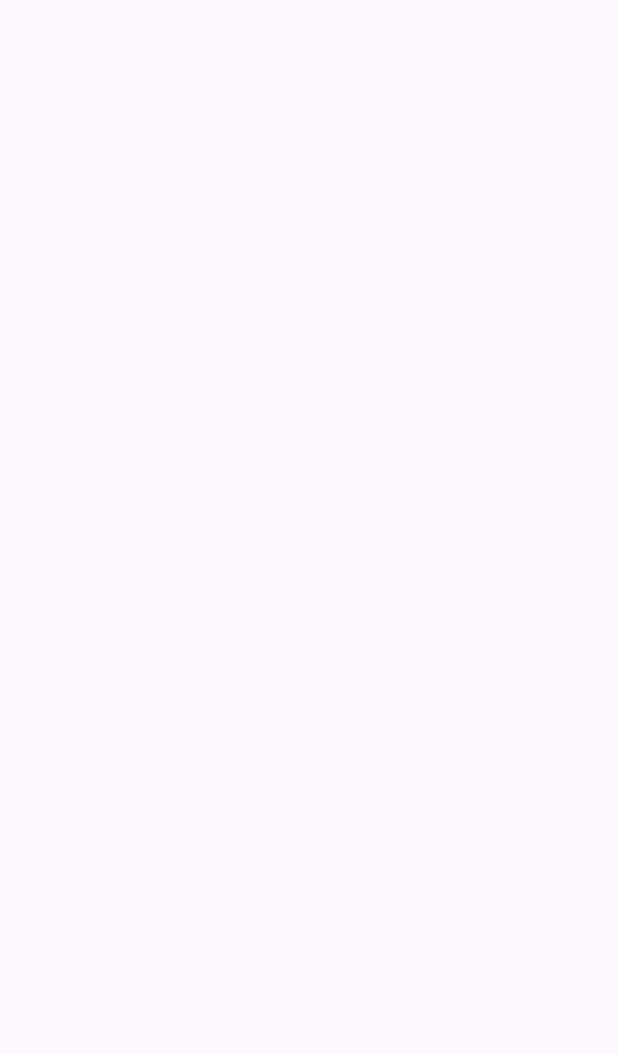
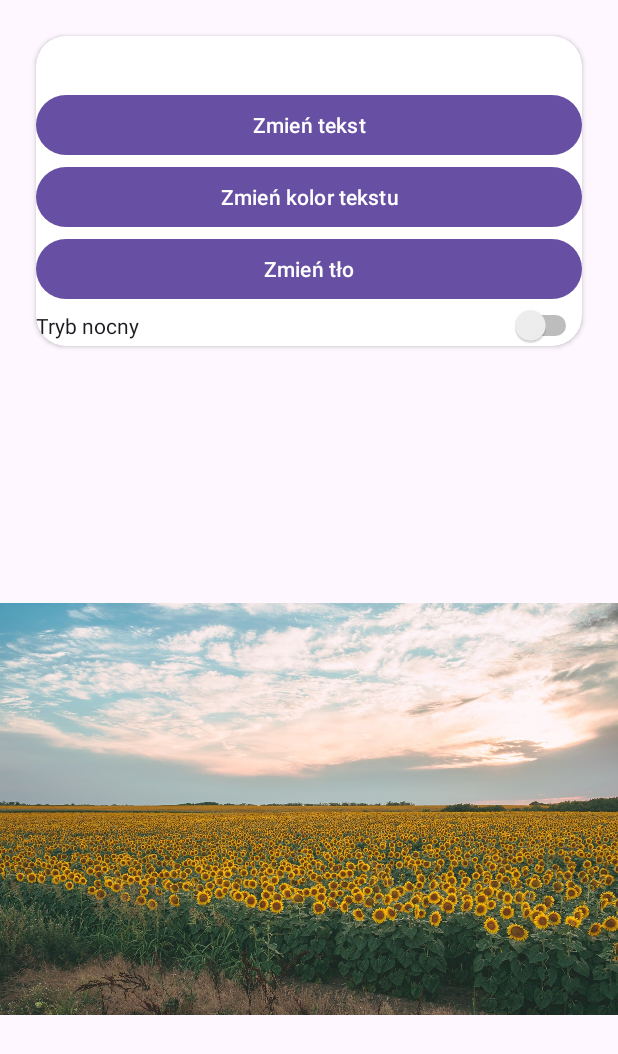
Before and after one commit to Mateusz-34/ZmieniaczTla, an Android app: the screen it shows after launch (MainActivity), on a phone screen of 412 x 824 dp. Before the commit the part shown is empty. Shown: the top 1054 px of the screen. Run offline under Robolectric (Android 15) with nearby library versions, the phone set to English and light mode, and no system bars.

Commit message:
Stworzenie interfejsu uzytkownika zgodnie z plikiem pdf

```diff
--- a/app/build.gradle.kts
+++ b/app/build.gradle.kts
@@ -37,6 +37,7 @@ dependencies {
     implementation(libs.material)
     implementation(libs.activity)
     implementation(libs.constraintlayout)
+    implementation(libs.cardview)
     testImplementation(libs.junit)
     androidTestImplementation(libs.ext.junit)
     androidTestImplementation(libs.espresso.core)
--- a/app/src/main/res/layout/activity_main.xml
+++ b/app/src/main/res/layout/activity_main.xml
@@ -6,4 +6,61 @@
     android:layout_width="match_parent"
     android:layout_height="match_parent"
     android:orientation="vertical"
-    tools:context=".MainActivity" />
+    tools:context=".MainActivity" >
+
+    <androidx.cardview.widget.CardView
+        android:id="@+id/MaterialCardView"
+        android:layout_width="match_parent"
+        android:layout_height="wrap_content"
+        android:layout_margin="24dp"
+        app:cardCornerRadius="20dp"
+        app:srcCompat="@color/card_bg" >
+
+        <LinearLayout
+            android:layout_width="match_parent"
+            android:layout_height="match_parent"
+            android:orientation="vertical">
+
+            <TextView
+                android:id="@+id/tvText"
+                android:layout_width="match_parent"
+                android:layout_height="wrap_content"
+                android:textAlignment="center"
+                android:textSize="26sp"
+                android:textStyle="bold"
+                android:textColor="@color/text_color"/>
+
+            <Button
+                android:id="@+id/btnChangeText"
+                android:layout_width="match_parent"
+                android:layout_height="wrap_content"
+                android:text="Zmień tekst" />
+
+            <Button
+                android:id="@+id/btnChangeColor"
+                android:layout_width="match_parent"
+                android:layout_height="wrap_content"
+                android:text="Zmień kolor tekstu" />
+
+            <Button
+                android:id="@+id/btnChangeBg"
+                android:layout_width="match_parent"
+                android:layout_height="wrap_content"
+                android:text="Zmień tło" />
+
+            <Switch
+                android:id="@+id/switchNight"
+                android:layout_width="match_parent"
+                android:layout_height="wrap_content"
+                android:text="Tryb nocny" />
+        </LinearLayout>
+
+    </androidx.cardview.widget.CardView>
+
+    <ImageView
+        android:id="@+id/bglmage"
+        android:layout_width="match_parent"
+        android:layout_height="wrap_content"
+        app:srcCompat="@drawable/tlo1" />
+
+</LinearLayout>
--- a/gradle/libs.versions.toml
+++ b/gradle/libs.versions.toml
@@ -7,6 +7,7 @@ appcompat = "1.8.0"
 material = "1.14.0"
 activity = "1.13.0"
 constraintlayout = "2.2.2"
+cardview = "1.0.0"
 
 [libraries]
 junit = { group = "junit", name = "junit", version.ref = "junit" }
@@ -16,6 +17,7 @@ appcompat = { group = "androidx.appcompat", name = "appcompat", version.ref = "a
 material = { group = "com.google.android.material", name = "material", version.ref = "material" }
 activity = { group = "androidx.activity", name = "activity", version.ref = "activity" }
 constraintlayout = { group = "androidx.constraintlayout", name = "constraintlayout", version.ref = "constraintlayout" }
+cardview = { group = "androidx.cardview", name = "cardview", version.ref = "cardview" }
 
 [plugins]
 android-application = { id = "com.android.application", version.ref = "agp" }
```
